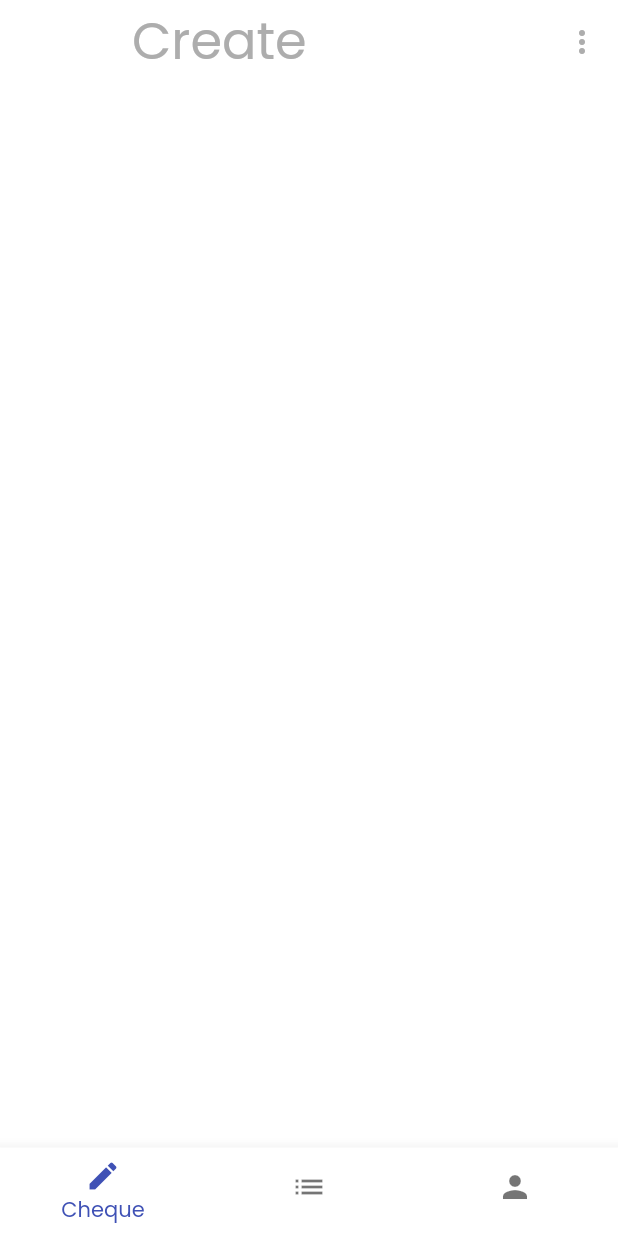
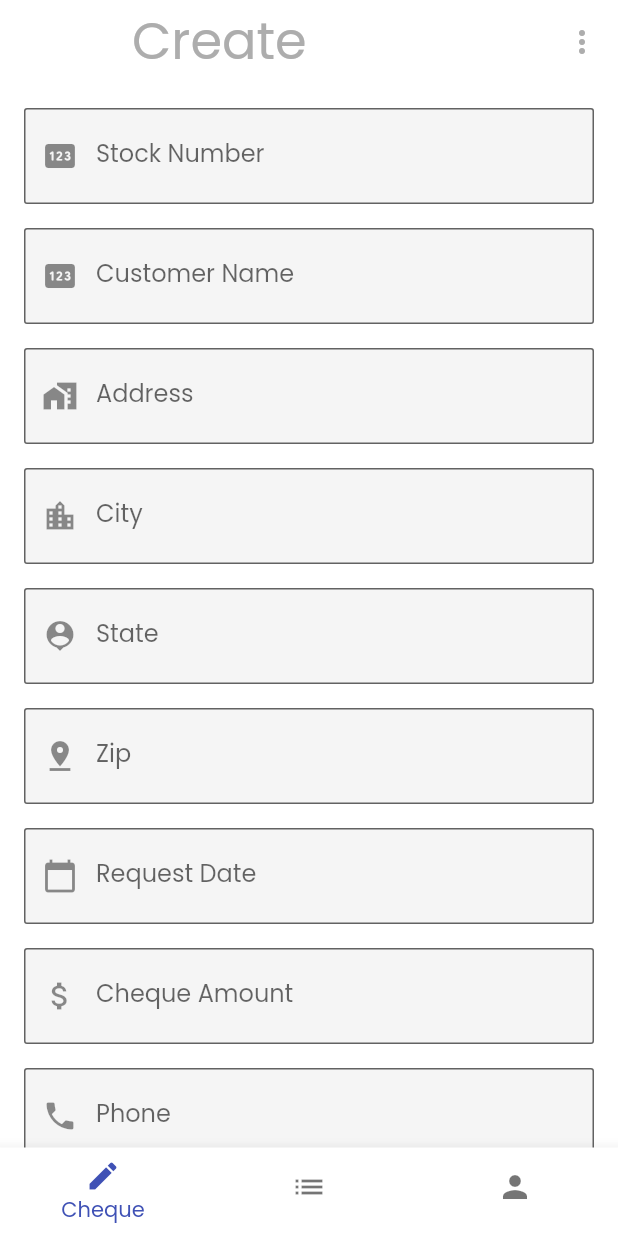
Before and after one commit to IamAKX/fastcheque, a Flutter app: the StaffHomeContainer screen opened by its route, on a phone screen of 412 x 824 dp. Run offline on Flutter 3.47's test engine with Material 2 defaults, Android fonts, the phone set to English and light mode, and no system bars; our stand-ins replace dropdown_search, google_fonts.

Commit message:
Created cheque UI

```diff
--- a/lib/screens/staff/create_cheque/create_cheque.dart
+++ b/lib/screens/staff/create_cheque/create_cheque.dart
@@ -1,3 +1,5 @@
+import 'package:fastcheque/utils/constants.dart';
+import 'package:fastcheque/widgets/custom_textfield.dart';
 import 'package:flutter/material.dart';
 
 class CreateCheque extends StatefulWidget {
@@ -8,8 +10,97 @@ class CreateCheque extends StatefulWidget {
 }
 
 class _CreateChequeState extends State<CreateCheque> {
+  TextEditingController _stockNumberController = TextEditingController();
+  TextEditingController _customerNameController = TextEditingController();
+  TextEditingController _addressController = TextEditingController();
+  TextEditingController _cityController = TextEditingController();
+  TextEditingController _stateController = TextEditingController();
+  TextEditingController _zipController = TextEditingController();
+  TextEditingController _chequeAmountController = TextEditingController();
+  TextEditingController _phoneController = TextEditingController();
+  TextEditingController _emailController = TextEditingController();
+  bool _agreement = false;
+
   @override
   Widget build(BuildContext context) {
-    return Container();
+    return ListView(
+      padding: EdgeInsets.all(defaultPadding),
+      children: [
+        CustomTextField(
+          textCtrl: _stockNumberController,
+          iconData: Icons.pin_rounded,
+          hint: 'Stock Number',
+        ),
+        CustomTextField(
+          textCtrl: _customerNameController,
+          iconData: Icons.pin_rounded,
+          hint: 'Customer Name',
+        ),
+        CustomTextField(
+          textCtrl: _addressController,
+          iconData: Icons.maps_home_work,
+          hint: 'Address',
+        ),
+        CustomTextField(
+          textCtrl: _cityController,
+          iconData: Icons.location_city,
+          hint: 'City',
+        ),
+        CustomTextField(
+          textCtrl: _stateController,
+          iconData: Icons.location_history,
+          hint: 'State',
+        ),
+        CustomTextField(
+          textCtrl: _zipController,
+          iconData: Icons.pin_drop,
+          hint: 'Zip',
+        ),
+        CustomTextField(
+          textCtrl: _chequeAmountController,
+          iconData: Icons.calendar_today,
+          hint: 'Request Date',
+        ),
+        CustomTextField(
+          textCtrl: _chequeAmountController,
+          iconData: Icons.attach_money,
+          hint: 'Cheque Amount',
+        ),
+        CustomTextField(
+          textCtrl: _phoneController,
+          iconData: Icons.phone,
+          hint: 'Phone',
+        ),
+        CustomTextField(
+          textCtrl: _emailController,
+          iconData: Icons.email,
+          hint: 'Email',
+        ),
+        CheckboxListTile(
+          title: Text(
+            'I have verified all the details filled above',
+            style: Theme.of(context).textTheme.bodyText2,
+          ),
+          value: _agreement,
+          contentPadding: EdgeInsets.all(0),
+          controlAffinity: ListTileControlAffinity.leading,
+          onChanged: (value) {
+            setState(() {
+              _agreement = value!;
+            });
+          },
+        ),
+        SizedBox(
+          height: defaultPadding,
+        ),
+        TextButton(
+          onPressed: () {},
+          child: Text(
+            'Generate Cheque',
+            style: TextStyle(color: Colors.white),
+          ),
+        ),
+      ],
+    );
   }
 }
```
